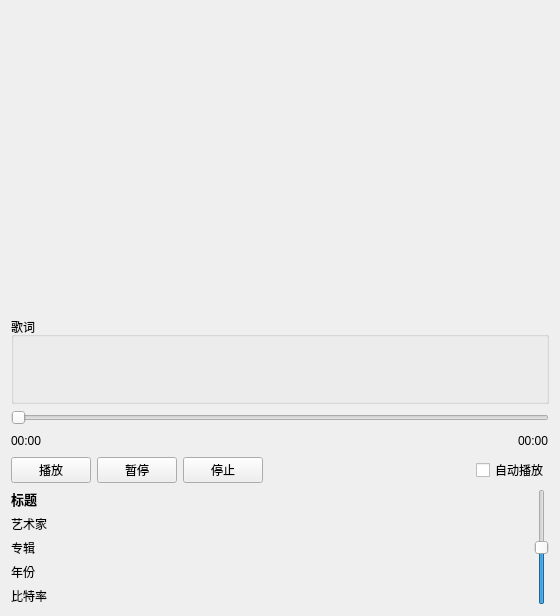
Old version of the form views/mediaplayerview.ui in the repository CLF184/MyTestQtMeidaPlayer.
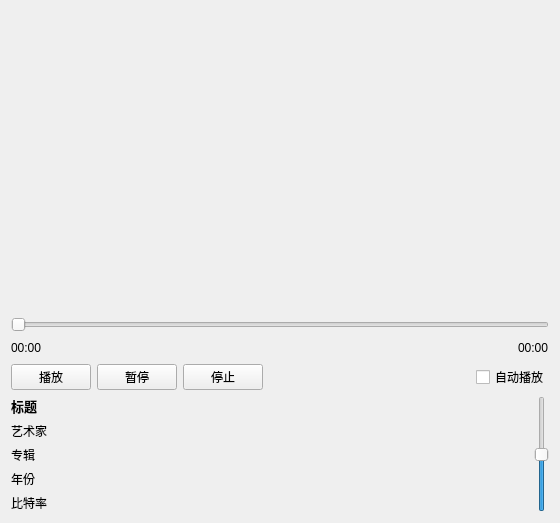
New version of the form.

Commit message: 单独歌词组件

Patch:
```diff
--- a/views/mediaplayerview.ui
+++ b/views/mediaplayerview.ui
@@ -24,41 +24,6 @@
      </property>
     </widget>
    </item>
-   <item>
-    <widget class="QGroupBox" name="lyricBox">
-     <property name="title">
-      <string>歌词</string>
-     </property>
-     <layout class="QVBoxLayout" name="verticalLayout_2">
-      <item>
-       <widget class="QLabel" name="currentLyricLabel">
-        <property name="alignment">
-         <set>Qt::AlignCenter</set>
-        </property>
-        <property name="wordWrap">
-         <bool>true</bool>
-        </property>
-        <property name="styleSheet">
-         <string>font-size: 14pt; color: #336699; font-weight: bold;</string>
-        </property>
-       </widget>
-      </item>
-      <item>
-       <widget class="QLabel" name="nextLyricLabel">
-        <property name="alignment">
-         <set>Qt::AlignCenter</set>
-        </property>
-        <property name="wordWrap">
-         <bool>true</bool>
-        </property>
-        <property name="styleSheet">
-         <string>font-size: 12pt; color: #999999;</string>
-        </property>
-       </widget>
-      </item>
-     </layout>
-    </widget>
-   </item>
    <item>
     <widget class="QSlider" name="positionSlider">
      <property name="orientation">
@@ -145,7 +110,7 @@
    <item>
     <layout class="QHBoxLayout" name="horizontalLayout_3">
      <item>
-      <layout class="QVBoxLayout" name="verticalLayout_2">
+      <layout class="QVBoxLayout" name="verticalLayout_3">
        <item>
         <widget class="QLabel" name="titleLabel">
          <property name="font">
```
The commit also changes 9 other files.
